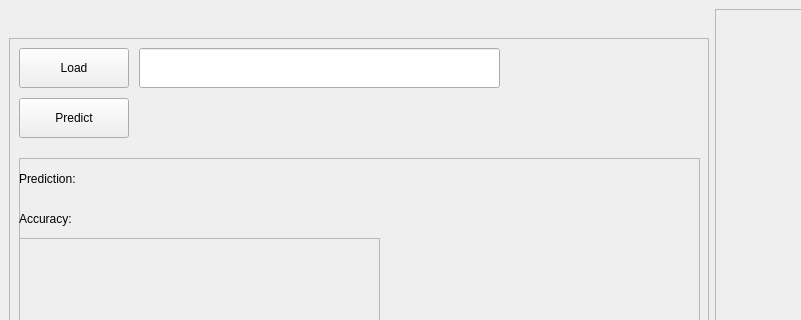
TheDuggy/ImageClassificationAI, file ui/Main.ui: the form before one commit; both pictures show x 0 to 801 and y 0 to 320 of the 1444 by 758 pixel window.
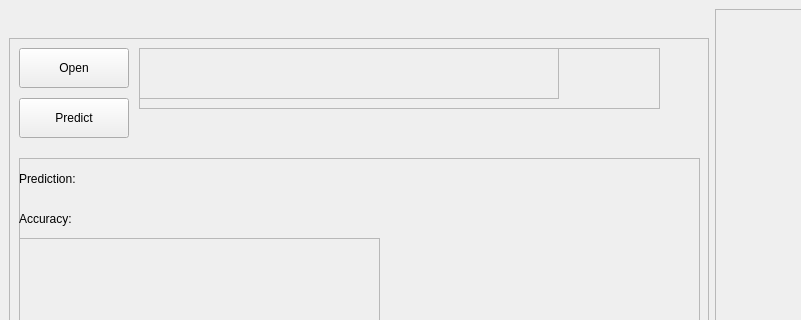
The form after the commit.

Commit message: Added an open file dialog along with some image caching

The edit to the form file:
```diff
--- a/ui/Main.ui
+++ b/ui/Main.ui
@@ -53,19 +53,6 @@
       <property name="frameShadow">
        <enum>QFrame::Raised</enum>
       </property>
-      <widget class="QLineEdit" name="img_path">
-       <property name="geometry">
-        <rect>
-         <x>130</x>
-         <y>10</y>
-         <width>361</width>
-         <height>40</height>
-        </rect>
-       </property>
-       <property name="styleSheet">
-        <string notr="true"/>
-       </property>
-      </widget>
       <widget class="QPushButton" name="load_img">
        <property name="geometry">
         <rect>
@@ -79,7 +66,7 @@
         <string notr="true"/>
        </property>
        <property name="text">
-        <string>Load</string>
+        <string>Open</string>
        </property>
       </widget>
       <widget class="QPushButton" name="predict">
@@ -207,6 +194,76 @@
         </widget>
        </widget>
       </widget>
+      <widget class="QFrame" name="img_path_frame">
+       <property name="geometry">
+        <rect>
+         <x>130</x>
+         <y>10</y>
+         <width>521</width>
+         <height>61</height>
+        </rect>
+       </property>
+       <property name="frameShape">
+        <enum>QFrame::StyledPanel</enum>
+       </property>
+       <property name="frameShadow">
+        <enum>QFrame::Raised</enum>
+       </property>
+       <widget class="QScrollArea" name="scrollArea">
+        <property name="geometry">
+         <rect>
+          <x>0</x>
+          <y>0</y>
+          <width>420</width>
+          <height>51</height>
+         </rect>
+        </property>
+        <property name="verticalScrollBarPolicy">
+         <enum>Qt::ScrollBarAlwaysOff</enum>
+        </property>
+        <property name="widgetResizable">
+         <bool>true</bool>
+        </property>
+        <widget class="QWidget" name="img_path_list">
+         <property name="geometry">
+          <rect>
+           <x>0</x>
+           <y>0</y>
+           <width>418</width>
+           <height>49</height>
+          </rect>
+         </property>
+         <layout class="QHBoxLayout" name="horizontalLayout_3">
+          <property name="spacing">
+           <number>5</number>
+          </property>
+          <item>
+           <widget class="QLabel" name="img_path">
+            <property name="text">
+             <string/>
+            </property>
+           </widget>
+          </item>
+         </layout>
+        </widget>
+       </widget>
+       <widget class="QLabel" name="img_type">
+        <property name="geometry">
+         <rect>
+          <x>425</x>
+          <y>8</y>
+          <width>81</width>
+          <height>31</height>
+         </rect>
+        </property>
+        <property name="text">
+         <string/>
+        </property>
+        <property name="wordWrap">
+         <bool>true</bool>
+        </property>
+       </widget>
+      </widget>
      </widget>
     </item>
     <item>
```
Left out of the diff: 3 changed lines with no effect on the pictures. The commit also changes 3 other files.
